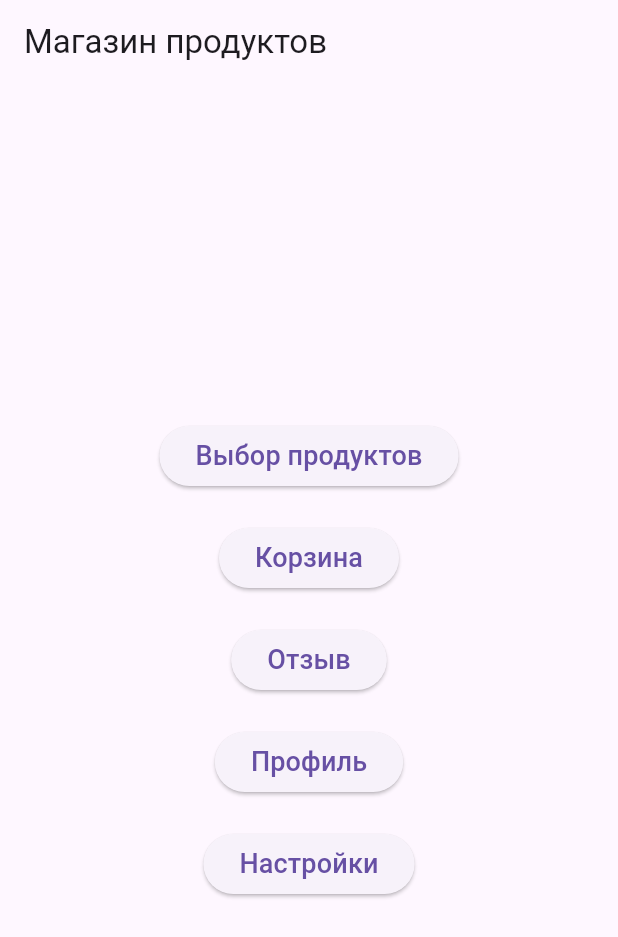
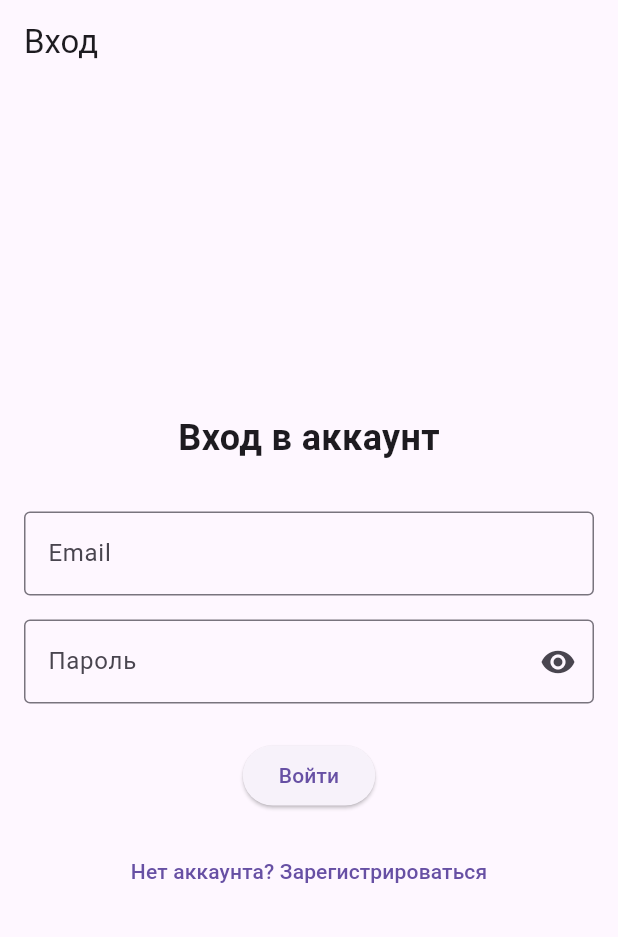
Before and after one commit to CentyGG/my_shop_flutter, a Flutter app: the screen it shows after launch, on a phone screen of 412 x 824 dp. Shown: the top 937 px of the screen. Run offline on Flutter 3.47's test engine with Material 3 defaults, Android fonts, the phone set to English and light mode, and no system bars; our stand-ins replace cached_network_image, flutter_riverpod, go_router, riverpod_annotation; generated files the repository leaves out were written again.

```diff
--- a/lib/app_router.dart
+++ b/lib/app_router.dart
@@ -1,5 +1,9 @@
 // app_router.dart
+import 'package:flutter_riverpod/flutter_riverpod.dart';
 import 'package:go_router/go_router.dart';
+import 'features/auth/screens/login_screen.dart';
+import 'features/auth/screens/register_screen.dart';
+import 'features/auth/state/auth_state.dart';
 import 'features/cart/screens/cart_screen.dart';
 import 'features/cart/screens/order_history_screen.dart';
 import 'features/product_list/screens/product_list_screen.dart';
@@ -9,10 +13,42 @@ import 'features/reviews/screens/reviews_screen.dart';
 import 'features/reviews/screens/add_review_screen.dart';
 import 'features/main_screen/main_menu_screen.dart';
 import 'features/settings/screens/settings_screen.dart';
+import 'features/subscription/screens/subscription_screen.dart';
+import 'features/support/screens/support_screen.dart';
 
-final GoRouter router = GoRouter(
-  initialLocation: '/',
+final routerProvider = Provider<GoRouter>((ref) {
+  final authState = ref.watch(authStateProvider);
+
+  final router = GoRouter(
+    initialLocation: authState ? '/' : '/login',
+    redirect: (context, state) {
+      final isLoggedIn = ref.read(authStateProvider);
+      final isGoingToLogin = state.matchedLocation == '/login';
+      final isGoingToRegister = state.matchedLocation == '/register';
+
+      // Если не авторизован и пытается попасть на защищенные маршруты
+      if (!isLoggedIn && !isGoingToLogin && !isGoingToRegister) {
+        return '/login';
+      }
+
+      // Если авторизован и пытается попасть на login/register
+      if (isLoggedIn && (isGoingToLogin || isGoingToRegister)) {
+        return '/';
+      }
+
+      return null;
+    },
     routes: [
+      GoRoute(
+        path: '/login',
+        name: 'login',
+        builder: (context, state) => const LoginScreen(),
+      ),
+      GoRoute(
+        path: '/register',
+        name: 'register',
+        builder: (context, state) => const RegisterScreen(),
+      ),
       GoRoute(
         path: '/',
         name: 'main',
@@ -32,11 +68,13 @@ final GoRouter router = GoRouter(
         path: '/reviews',
         name: 'reviews',
         builder: (context, state) => const ReviewScreen(),
-    ),
+        routes: [
           GoRoute(
-      path: '/add_review',
+            path: 'add_review',
             name: 'add_review',
             builder: (context, state) => const AddReviewScreen(),
+          ),
+        ],
       ),
       GoRoute(
         path: '/cart/order_history',
@@ -58,5 +96,25 @@ final GoRouter router = GoRouter(
         name: 'settings',
         builder: (context, state) => const SettingsScreen(),
       ),
+      GoRoute(
+        path: '/subscription',
+        name: 'subscription',
+        builder: (context, state) => const SubscriptionScreen(),
+      ),
+      GoRoute(
+        path: '/support',
+        name: 'support',
+        builder: (context, state) => const SupportScreen(),
+      ),
     ],
   );
+
+  // Обновляем роутер при изменении состояния авторизации
+  ref.listen<bool>(authStateProvider, (previous, next) {
+    if (previous != next) {
+      router.refresh();
+    }
+  });
+
+  return router;
+});
--- /dev/null
+++ b/lib/features/auth/screens/login_screen.dart
@@ -0,0 +1,98 @@
+import 'package:flutter/material.dart';
+import 'package:flutter_riverpod/flutter_riverpod.dart';
+import 'package:go_router/go_router.dart';
+import '../state/auth_state.dart';
+
+class LoginScreen extends ConsumerStatefulWidget {
+  const LoginScreen({super.key});
+
+  @override
+  ConsumerState<LoginScreen> createState() => _LoginScreenState();
+}
+
+class _LoginScreenState extends ConsumerState<LoginScreen> {
+  final _formKey = GlobalKey<FormState>();
+  final _emailController = TextEditingController();
+  final _passwordController = TextEditingController();
+  bool _obscurePassword = true;
+
+  @override
+  void dispose() {
+    _emailController.dispose();
+    _passwordController.dispose();
+    super.dispose();
+  }
+
+  void _handleLogin() {
+    if (_formKey.currentState!.validate()) {
+      ref.read(authStateProvider.notifier).login(
+        _emailController.text.trim(),
+        _passwordController.text,
+      );
+      context.goNamed('main');
+    }
+  }
+
+  @override
+  Widget build(BuildContext context) {
+    return Scaffold(
+      appBar: AppBar(
+        title: const Text('Вход'),
+        automaticallyImplyLeading: false,
+      ),
+      body: Padding(
+        padding: const EdgeInsets.all(16.0),
+        child: Form(
+          key: _formKey,
+          child: Column(
+            mainAxisAlignment: MainAxisAlignment.center,
+            children: [
+              const Text(
+                'Вход в аккаунт',
+                style: TextStyle(fontSize: 24, fontWeight: FontWeight.bold),
+              ),
+              const SizedBox(height: 32),
+              TextField(
+                controller: _emailController,
+                keyboardType: TextInputType.emailAddress,
+                decoration: const InputDecoration(
+                  labelText: 'Email',
+                  border: OutlineInputBorder(),
+                ),
+              ),
+              const SizedBox(height: 16),
+              TextField(
+                controller: _passwordController,
+                obscureText: _obscurePassword,
+                decoration: InputDecoration(
+                  labelText: 'Пароль',
+                  border: const OutlineInputBorder(),
+                  suffixIcon: IconButton(
+                    icon: Icon(
+                      _obscurePassword ? Icons.visibility : Icons.visibility_off,
+                    ),
+                    onPressed: () {
+                      setState(() {
+                        _obscurePassword = !_obscurePassword;
+                      });
+                    },
+                  ),
+                ),
+              ),
+              const SizedBox(height: 24),
+              ElevatedButton(
+                onPressed: _handleLogin,
+                child: const Text('Войти'),
+              ),
+              const SizedBox(height: 16),
+              TextButton(
+                onPressed: () => context.pushNamed('register'),
+                child: const Text('Нет аккаунта? Зарегистрироваться'),
+              ),
+            ],
+          ),
+        ),
+      ),
+    );
+  }
+}
--- /dev/null
+++ b/lib/features/auth/state/auth_state.dart
@@ -0,0 +1,27 @@
+import 'package:flutter_riverpod/flutter_riverpod.dart';
+
+class AuthNotifier extends StateNotifier<bool> {
+  AuthNotifier() : super(false);
+
+  void login(String email, String password) {
+    // Простая проверка (в реальном приложении здесь был бы API вызов)
+    if (email.isNotEmpty && password.isNotEmpty) {
+      state = true;
+    }
+  }
+
+  void register(String email, String password, String confirmPassword) {
+    // Простая проверка (в реальном приложении здесь был бы API вызов)
+    if (email.isNotEmpty && password.isNotEmpty && password == confirmPassword) {
+      state = true;
+    }
+  }
+
+  void logout() {
+    state = false;
+  }
+}
+
+final authStateProvider = StateNotifierProvider<AuthNotifier, bool>((ref) {
+  return AuthNotifier();
+});
--- a/lib/features/cart/screens/cart_screen.dart
+++ b/lib/features/cart/screens/cart_screen.dart
@@ -2,7 +2,6 @@ import 'package:flutter/material.dart';
 import 'package:flutter_riverpod/flutter_riverpod.dart';
 import 'package:go_router/go_router.dart';
 import '../widgets/cart_item_widget.dart';
-import '../../models/product.dart';
 import '../state/cart_state.dart';
 import '../state/order_state.dart';
 
--- a/lib/features/reviews/screens/add_review_screen.dart
+++ b/lib/features/reviews/screens/add_review_screen.dart
@@ -1,8 +1,6 @@
 import 'package:flutter/material.dart';
 import 'package:flutter_riverpod/flutter_riverpod.dart';
 import 'package:go_router/go_router.dart';
-import 'package:my_shop_flutter/features/reviews/screens/reviews_screen.dart';
-
 import '../state/reviews_state.dart';
 
 class AddReviewScreen extends ConsumerWidget {
@@ -63,7 +61,7 @@ class AddReviewScreen extends ConsumerWidget {
                 }
                 ref.read(reviewsStateProvider.notifier).addReview(_selectedRating!, text);
                 _textController.clear();
-                context.pushReplacementNamed("reviews");
+                context.pop();
               },
               child: const Text('Отправить отзыв'),
             ),
--- a/lib/features/reviews/screens/reviews_screen.dart
+++ b/lib/features/reviews/screens/reviews_screen.dart
@@ -4,7 +4,6 @@ import 'package:cached_network_image/cached_network_image.dart';
 import 'package:go_router/go_router.dart';
 import '../state/reviews_state.dart';
 import '../widgets/review_item_widget.dart';
-import 'add_review_screen.dart';
 
 class ReviewScreen extends ConsumerWidget {
   const ReviewScreen({super.key});
@@ -36,7 +35,7 @@ class ReviewScreen extends ConsumerWidget {
           ),
           ElevatedButton(
             onPressed: () {
-              context.pushReplacementNamed("add_review");
+              context.pushNamed("add_review");
             },
             child: const Text('Добавить отзыв'),
           ),
--- a/lib/main.dart
+++ b/lib/main.dart
@@ -3,12 +3,16 @@ import 'package:flutter_riverpod/flutter_riverpod.dart';
 import 'app_router.dart';
 
 void main() {
-  runApp(ProviderScope(child: MyApp()));
+  runApp(const ProviderScope(child: MyApp()));
 }
 
-class MyApp extends StatelessWidget {
+class MyApp extends ConsumerWidget {
+  const MyApp({super.key});
+
   @override
-  Widget build(BuildContext context) {
+  Widget build(BuildContext context, WidgetRef ref) {
+    final router = ref.watch(routerProvider);
+
     return MaterialApp.router(
       title: 'Магазин Продуктов',
       theme: ThemeData(
```
Also changed, not shown: lib/features/auth/screens/register_screen.dart (added, +124 -0 lines), lib/features/main_screen/main_menu_screen.dart (+10 -0 lines), lib/features/product_list/screens/product_list_screen.dart (+5 -4 lines), lib/features/profile/screens/profile_screen.dart (+18 -1 lines), lib/features/subscription/screens/subscription_screen.dart (added, +144 -0 lines), lib/features/subscription/state/subscription_state.dart (added, +36 -0 lines). Lines whose indentation alone changed are shown as unchanged.
